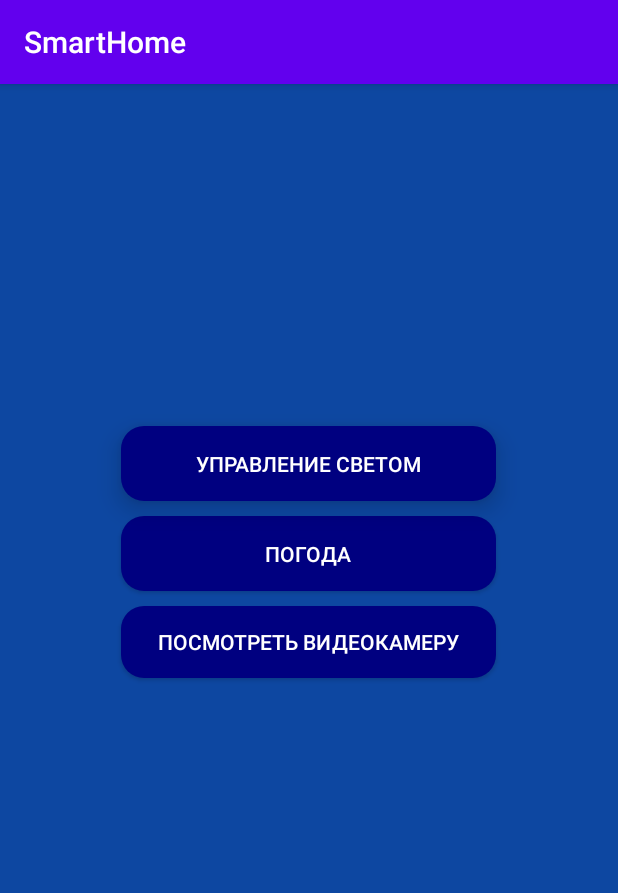
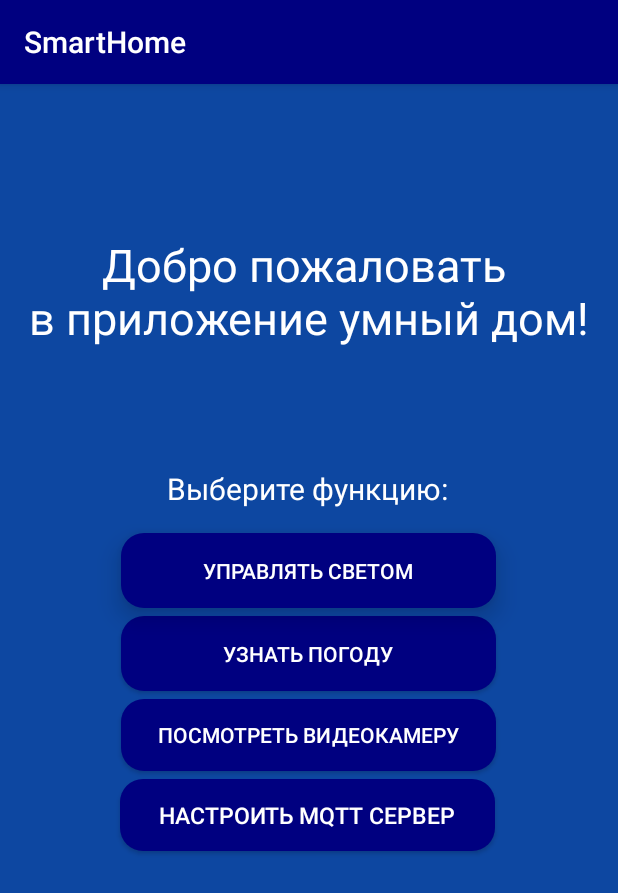
Before and after one commit to bi472/SmartHome, an Android app: the screen it shows after launch (MainActivity), on a phone screen of 412 x 824 dp. Shown: the top 893 px of the screen. Run offline under Robolectric (Android 15) with nearby library versions, the phone set to English and light mode, and no system bars; Roboto replaces fonts that are not available here.

Commit message:
Закончен раздел о погоде

```diff
--- a/app/src/main/res/layout/activity_main.xml
+++ b/app/src/main/res/layout/activity_main.xml
@@ -12,49 +12,90 @@
         android:id="@+id/lightButton"
         android:layout_width="250dp"
         android:layout_height="50dp"
-        android:layout_marginTop="228dp"
+        android:layout_marginTop="16dp"
         android:background="@drawable/button_background"
+        android:elevation="5dp"
         android:onClick="click"
         android:stateListAnimator="@null"
-        android:text="Управление светом"
+        android:text="Управлять светом"
         android:textColor="@color/white"
         android:translationZ="5dp"
-        android:elevation="5dp"
         app:layout_constraintEnd_toEndOf="parent"
         app:layout_constraintHorizontal_bias="0.496"
         app:layout_constraintStart_toStartOf="parent"
-        app:layout_constraintTop_toTopOf="parent" />
+        app:layout_constraintTop_toBottomOf="@+id/textView3" />
 
     <Button
         android:id="@+id/WeatherButton"
         android:layout_width="250dp"
         android:layout_height="50dp"
-        android:layout_marginTop="288dp"
+        android:layout_marginTop="5dp"
+        android:background="@drawable/button_background"
+        android:elevation="5dp"
         android:onClick="click"
-        android:text="Погода"
+        android:text="Узнать погоду"
+        android:textColor="@color/white"
+        android:translationZ="5dp"
+        app:layout_constraintBottom_toTopOf="@+id/CameraButton"
         app:layout_constraintEnd_toEndOf="parent"
         app:layout_constraintHorizontal_bias="0.496"
         app:layout_constraintStart_toStartOf="parent"
-        app:layout_constraintTop_toTopOf="parent"
-        android:textColor="@color/white"
-        android:background="@drawable/button_background"
-        android:translationZ="5dp"
-        android:elevation="5dp"/>
+        app:layout_constraintTop_toBottomOf="@+id/lightButton" />
 
     <Button
         android:id="@+id/CameraButton"
         android:layout_width="250dp"
         android:layout_height="wrap_content"
-        android:layout_marginTop="348dp"
+        android:layout_marginTop="5dp"
+        android:background="@drawable/button_background"
+        android:elevation="5dp"
         android:onClick="click"
         android:text="Посмотреть видеокамеру"
         android:textColor="@color/white"
+        android:translationZ="5dp"
         app:layout_constraintEnd_toEndOf="parent"
         app:layout_constraintHorizontal_bias="0.496"
         app:layout_constraintStart_toStartOf="parent"
-        app:layout_constraintTop_toTopOf="parent"
+        app:layout_constraintTop_toBottomOf="@+id/WeatherButton" />
+
+    <TextView
+        android:id="@+id/textView2"
+        android:layout_width="wrap_content"
+        android:layout_height="wrap_content"
+        android:layout_marginTop="100dp"
+        android:text="Добро пожаловать \nв приложение умный дом!"
+        android:textAlignment="center"
+        android:textColor="@color/white"
+        android:textSize="30dp"
+        app:layout_constraintEnd_toEndOf="parent"
+        app:layout_constraintStart_toStartOf="parent"
+        app:layout_constraintTop_toTopOf="parent" />
+
+    <TextView
+        android:id="@+id/textView3"
+        android:layout_width="wrap_content"
+        android:layout_height="wrap_content"
+        android:layout_marginTop="80dp"
+        android:text="Выберите функцию:"
+        android:textColor="@color/white"
+        android:textSize="20dp"
+        app:layout_constraintEnd_toEndOf="parent"
+        app:layout_constraintHorizontal_bias="0.497"
+        app:layout_constraintStart_toStartOf="parent"
+        app:layout_constraintTop_toBottomOf="@+id/textView2" />
+
+    <Button
+        android:id="@+id/button"
+        android:layout_width="250dp"
+        android:layout_height="wrap_content"
+        android:layout_marginTop="5dp"
         android:background="@drawable/button_background"
-        android:translationZ="5dp"
-        android:elevation="5dp" />
+        android:text="Настроить MQTT сервер"
+        android:textColor="@color/white"
+        android:textSize="15dp"
+        app:layout_constraintEnd_toEndOf="parent"
+        app:layout_constraintHorizontal_bias="0.495"
+        app:layout_constraintStart_toStartOf="parent"
+        app:layout_constraintTop_toBottomOf="@+id/CameraButton" />
 
 </androidx.constraintlayout.widget.ConstraintLayout>
--- a/app/src/main/res/values/themes.xml
+++ b/app/src/main/res/values/themes.xml
@@ -2,7 +2,7 @@
     <!-- Base application theme. -->
     <style name="Theme.SmartHome" parent="Theme.AppCompat.Light.DarkActionBar">
         <!-- Primary brand color. -->
-        <item name="colorPrimary">@color/purple_500</item>
+        <item name="colorPrimary">#000080</item>
         <item name="colorPrimaryVariant">@color/purple_700</item>
         <item name="colorOnPrimary">@color/white</item>
         <!-- Secondary brand color. -->
@@ -10,7 +10,7 @@
         <item name="colorSecondaryVariant">@color/teal_700</item>
         <item name="colorOnSecondary">@color/black</item>
         <!-- Status bar color. -->
-        <item name="android:statusBarColor" tools:targetApi="l">?attr/colorPrimaryVariant</item>
+        <item name="android:statusBarColor" tools:targetApi="l">#000080</item>
         <!-- Customize your theme here. -->
     </style>
 </resources>
```
Also changed, not shown: app/src/main/java/com/example/smarthome/WeatherFragment.java (+11 -3 lines), app/src/main/res/layout/fragment_weather.xml (+24 -4 lines).
